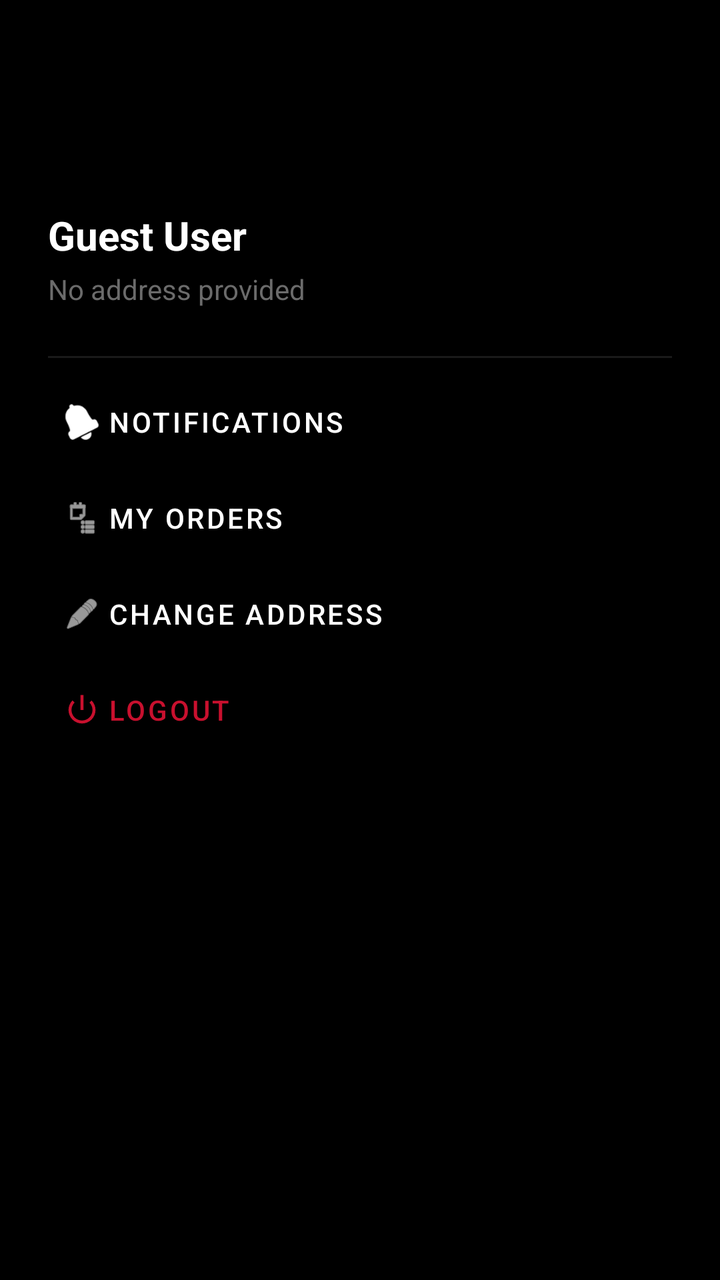
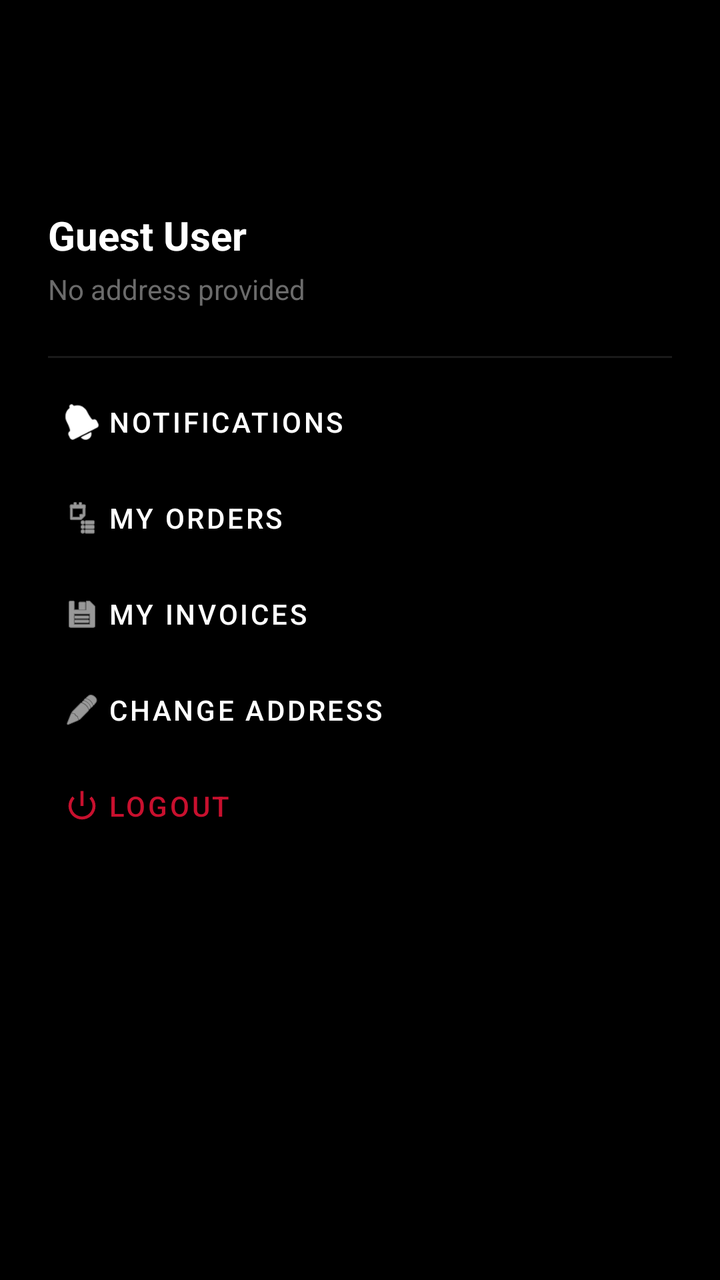

Compare the two renders of this Android layout. The source of the first and the diff that turns it into the second are given below.
<!-- AndroidManifest.xml: application theme Theme.AFCMAD -->
<!-- res/layout/layout_drawer_header.xml -->
<?xml version="1.0" encoding="utf-8"?>
<LinearLayout xmlns:android="http://schemas.android.com/apk/res/android"
    xmlns:app="http://schemas.android.com/apk/res-auto"
    android:id="@+id/drawerHeaderRoot"
    android:layout_width="match_parent"
    android:layout_height="wrap_content"
    android:background="@color/afc_black"
    android:orientation="vertical"
    android:padding="24dp">

    <ImageView
        android:id="@+id/ivProfileAvatar"
        android:layout_width="64dp"
        android:layout_height="64dp"
        android:src="@mipmap/ic_launcher_round"
        android:contentDescription="Profile Picture" />

    <TextView
        android:id="@+id/tvProfileName"
        android:layout_width="wrap_content"
        android:layout_height="wrap_content"
        android:layout_marginTop="16dp"
        android:text="Guest User"
        android:textColor="@color/afc_white"
        android:textSize="20sp"
        android:textStyle="bold" />

    <TextView
        android:id="@+id/tvProfileAddress"
        android:layout_width="wrap_content"
        android:layout_height="wrap_content"
        android:layout_marginTop="4dp"
        android:text="No address provided"
        android:textColor="@color/afc_text_secondary"
        android:textSize="14sp" />

    <View
        android:layout_width="match_parent"
        android:layout_height="1dp"
        android:layout_marginTop="24dp"
        android:background="@color/afc_dark_grey" />

    <com.google.android.material.button.MaterialButton
        android:id="@+id/btnNotifications"
        style="@style/Widget.MaterialComponents.Button.TextButton"
        android:layout_width="match_parent"
        android:layout_height="wrap_content"
        android:layout_marginTop="8dp"
        android:gravity="start|center_vertical"
        android:text="Notifications"
        android:textColor="@color/afc_white"
        app:icon="@android:drawable/ic_popup_reminder"
        app:iconTint="@color/afc_white" />

    <com.google.android.material.button.MaterialButton
        android:id="@+id/btnMyOrders"
        style="@style/Widget.MaterialComponents.Button.TextButton"
        android:layout_width="match_parent"
        android:layout_height="wrap_content"
        android:gravity="start|center_vertical"
        android:text="My Orders"
        android:textColor="@color/afc_white"
        app:icon="@android:drawable/ic_menu_agenda"
        app:iconTint="@color/afc_white" />

    <com.google.android.material.button.MaterialButton
        android:id="@+id/btnChangeAddress"
        style="@style/Widget.MaterialComponents.Button.TextButton"
        android:layout_width="match_parent"
        android:layout_height="wrap_content"
        android:gravity="start|center_vertical"
        android:text="Change Address"
        android:textColor="@color/afc_white"
        app:icon="@android:drawable/ic_menu_edit"
        app:iconTint="@color/afc_white" />

    <com.google.android.material.button.MaterialButton
        android:id="@+id/btnLogout"
        style="@style/Widget.MaterialComponents.Button.TextButton"
        android:layout_width="match_parent"
        android:layout_height="wrap_content"
        android:gravity="start|center_vertical"
        android:text="Logout"
        android:textColor="@color/afc_red"
        app:icon="@android:drawable/ic_lock_power_off"
        app:iconTint="@color/afc_red" />

</LinearLayout>
<!-- resources referenced by this layout -->
<resources>
  <color name="afc_black">#000000</color>
  <color name="afc_dark_grey">#1A1A1A</color>
  <color name="afc_red">#C8102E</color>
  <color name="afc_text_secondary">#6B6B6B</color>
  <color name="afc_white">#FFFFFF</color>
  <!-- mipmap ic_launcher_round (mipmap-anydpi-v26) -->
  <?xml version="1.0" encoding="utf-8"?>
  <adaptive-icon xmlns:android="http://schemas.android.com/apk/res/android">
      <background android:drawable="@color/ic_launcher_background"/>
      <foreground android:drawable="@mipmap/ic_launcher_foreground"/>
  </adaptive-icon>
  <style name="Theme.AFCMAD" parent="Base.Theme.AFCMAD" />
  <color name="ic_launcher_background">#FFFFFF</color>
  <style name="Base.Theme.AFCMAD" parent="Theme.Material3.DayNight.NoActionBar">
          
          <item name="colorPrimary">@color/afc_red</item>
          <item name="colorOnPrimary">@color/afc_white</item>
          <item name="colorSecondary">@color/afc_black</item>
          <item name="colorOnSecondary">@color/afc_white</item>
          <item name="android:windowBackground">@color/afc_white</item>
          <item name="colorSurface">@color/afc_white</item>
          <item name="android:statusBarColor">@color/afc_red</item>
          <item name="android:navigationBarColor">@color/afc_white</item>
      </style>
</resources>

<!-- the commit's change to res/layout/layout_drawer_header.xml (unified diff, before → after) -->
@@ -64,6 +64,17 @@
         app:iconTint="@color/afc_white" />
 
     <com.google.android.material.button.MaterialButton
+        android:id="@+id/btnInvoices"
+        style="@style/Widget.MaterialComponents.Button.TextButton"
+        android:layout_width="match_parent"
+        android:layout_height="wrap_content"
+        android:gravity="start|center_vertical"
+        android:text="My Invoices"
+        android:textColor="@color/afc_white"
+        app:icon="@android:drawable/ic_menu_save"
+        app:iconTint="@color/afc_white" />
+
+    <com.google.android.material.button.MaterialButton
         android:id="@+id/btnChangeAddress"
         style="@style/Widget.MaterialComponents.Button.TextButton"
         android:layout_width="match_parent"
